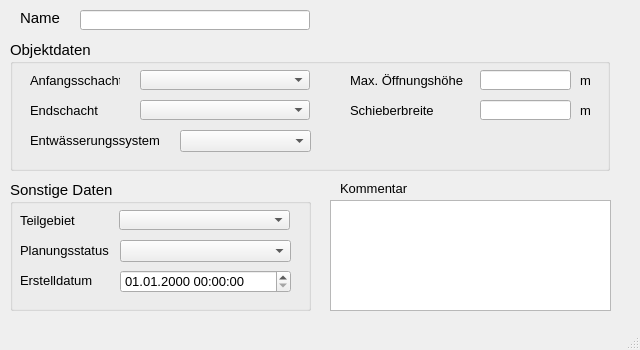
Before: the Qt Designer form qkan/forms/qkan_schieber.ui in hoettges/QKan, drawn with Qt 5.
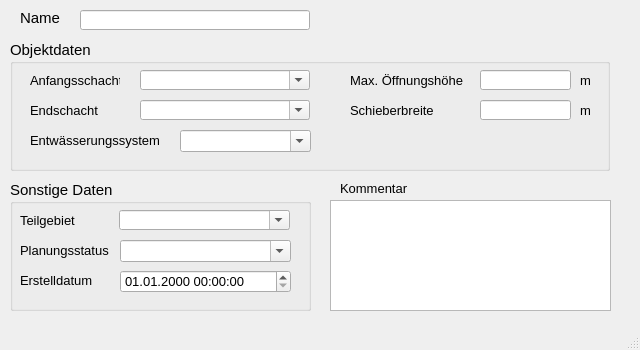
After: the same form once the commit is applied. Custom widgets are drawn as their Qt base class.

```diff
--- a/qkan/forms/qkan_schieber.ui
+++ b/qkan/forms/qkan_schieber.ui
@@ -147,6 +147,9 @@
      <property name="statusTip">
       <string>zur Zuordnung auf ein selbstständig festgelegtes Teilgebiet</string>
      </property>
+     <property name="editable">
+      <bool>true</bool>
+     </property>
     </widget>
     <widget class="QLabel" name="label_11">
      <property name="geometry">
@@ -191,6 +194,9 @@
      <property name="statusTip">
       <string>aktueller Status (z.B. vorhanden, in Planung etc.)</string>
      </property>
+     <property name="editable">
+      <bool>true</bool>
+     </property>
     </widget>
     <widget class="QgsDateTimeEdit" name="createdat">
      <property name="geometry">
@@ -295,6 +301,9 @@
      <property name="statusTip">
       <string>vorh. Entwässerungssystem (z.B. Mischwasser, Regenwasser etc.)</string>
      </property>
+     <property name="editable">
+      <bool>true</bool>
+     </property>
     </widget>
     <widget class="QLabel" name="label_16">
      <property name="geometry">
@@ -355,6 +364,9 @@
      <property name="statusTip">
       <string>Name des unteren Schachts</string>
      </property>
+     <property name="editable">
+      <bool>true</bool>
+     </property>
     </widget>
     <widget class="QLabel" name="label_7">
      <property name="geometry">
@@ -396,6 +408,9 @@
      <property name="statusTip">
       <string>Name des oberen Schachts</string>
      </property>
+     <property name="editable">
+      <bool>true</bool>
+     </property>
     </widget>
     <widget class="QLabel" name="label_4">
      <property name="geometry">
```
